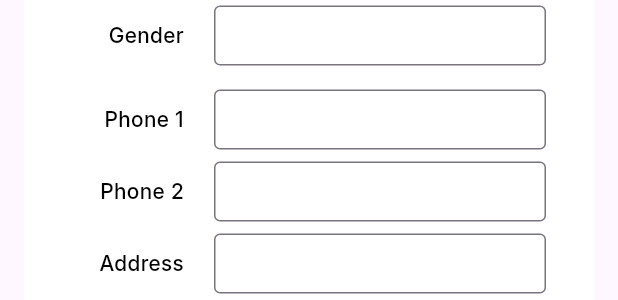
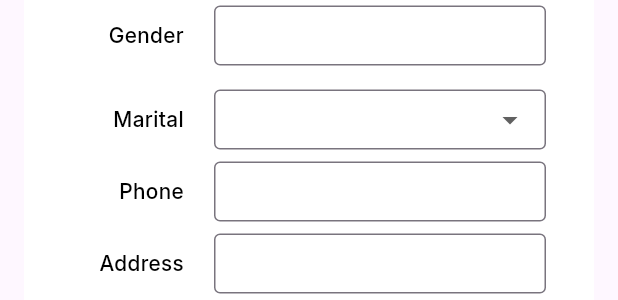
Before and after one commit to MounSovongdy/final_wpf, a Flutter app: the BookingScreen widget shown alone on an empty page, opened directly, on a phone screen of 412 x 824 dp. Shown: the part 557-857 px from the top of the screen. Run offline on Flutter 3.47's test engine with Material 3 defaults, Android fonts, the light colour scheme and no system bars; our stand-ins replace firebase_core, flutter_svg, get, responsive_sizer; accounts and stored records are empty.

Commit message:
change phone

```diff
--- a/lib/screens/booking_screen.dart
+++ b/lib/screens/booking_screen.dart
@@ -61,19 +61,18 @@ class BookingScreen extends StatelessWidget {
               widget1: AppTextField(txt: 'ID Card', con: con.name.value),
               widget2: AppTextField(txt: 'Name', con: con.name.value),
               widget3: AppTextField(txt: 'Gender', con: con.gender.value),
-              // widget3: AppDropdown(
-              //   txt: 'Marital',
-              //   value: con.maritalStatus,
-              //   list: marital,
-              //   onChanged: (v) {
-              //     if (v != null) con.maritalStatus = v;
-              //   },
-              // ),
             ),
             RowTextField(
               spacer: spacer,
-              widget1: AppTextField(txt: 'Phone 1', con: con.phone1.value),
-              widget2: AppTextField(txt: 'Phone 2', con: con.phone2.value),
+              widget1: AppDropdown(
+                txt: 'Marital',
+                value: con.maritalStatus,
+                list: marital,
+                onChanged: (v) {
+                  if (v != null) con.maritalStatus = v;
+                },
+              ),
+              widget2: AppTextField(txt: 'Phone', con: con.phone2.value),
               widget3: AppTextField(txt: 'Address', con: con.address.value),
             ),
             RowTextField(
```
